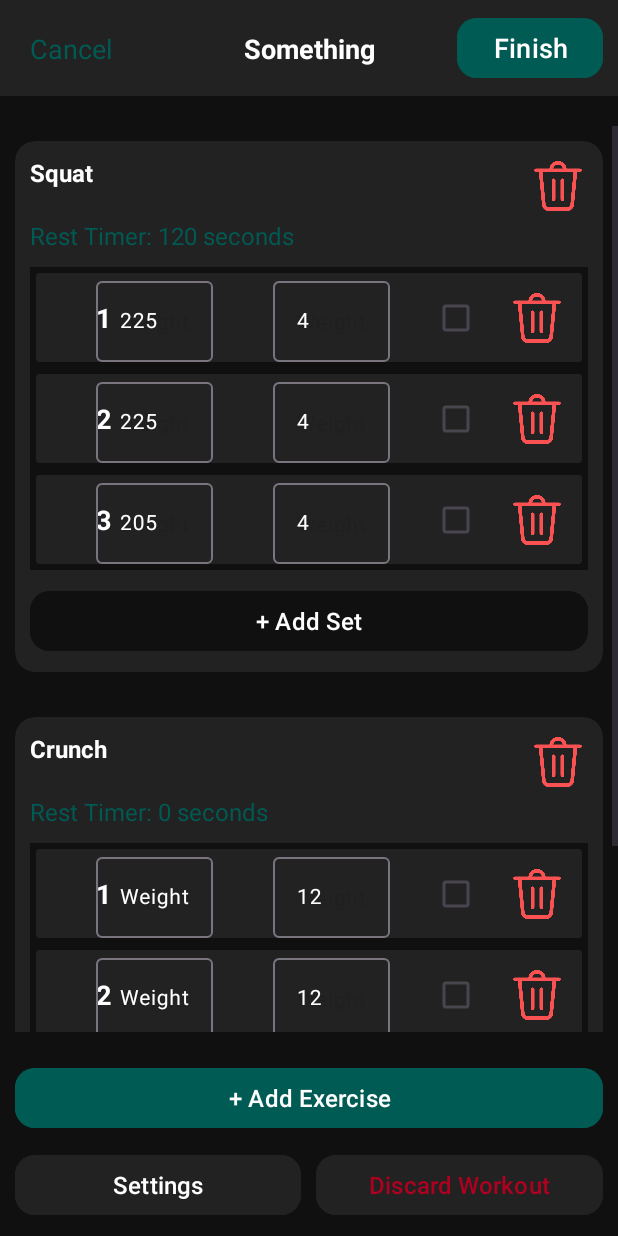
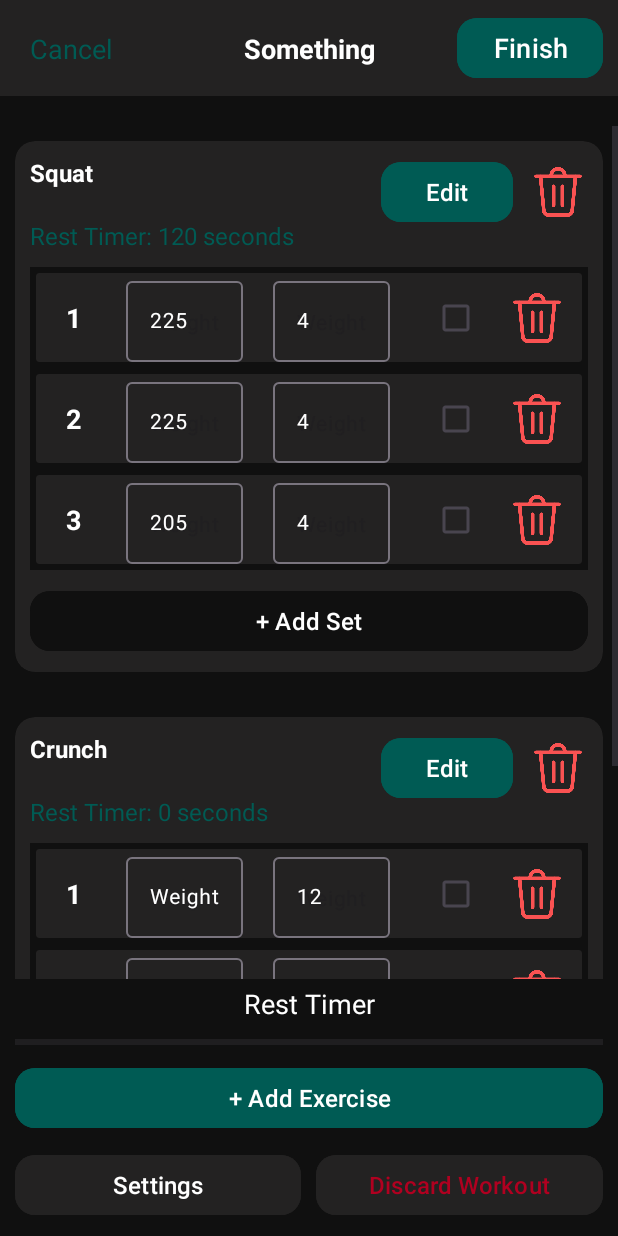
Before and after one commit to Wmatistic/cs3443project_fvk718, an Android app: the screen it shows after launch (WorkoutActivity), after a tap on an icon or button, on a phone screen of 412 x 824 dp. Run offline under Robolectric (Android 15) with nearby library versions, the phone set to English and light mode, and no system bars.

Commit message:
Rest Timer n editing exercises ACTIVATED

```diff
--- a/app/src/main/java/edu/utsa/cs3443/cs3443project_fvk718/WorkoutActivity.java
+++ b/app/src/main/java/edu/utsa/cs3443/cs3443project_fvk718/WorkoutActivity.java
@@ -2,9 +2,11 @@ package edu.utsa.cs3443.cs3443project_fvk718;
 
 import android.content.Intent;
 import android.os.Bundle;
+import android.os.CountDownTimer;
 import android.view.View;
 import android.widget.Button;
 import android.widget.ListView;
+import android.widget.ProgressBar;
 import android.widget.TextView;
 
 import androidx.activity.EdgeToEdge;
@@ -19,12 +21,16 @@ import java.util.ArrayList;
 import java.util.Objects;
 
 import edu.utsa.cs3443.cs3443project_fvk718.model.ExerciseListAdapter;
+import edu.utsa.cs3443.cs3443project_fvk718.model.OnCheckboxCheckedListener;
 import edu.utsa.cs3443.cs3443project_fvk718.model.Workout;
 
-public class WorkoutActivity extends AppCompatActivity {
+public class WorkoutActivity extends AppCompatActivity implements OnCheckboxCheckedListener {
 
     Workout workout;
     ListView exerciseList;
+    TextView restTimerTextView;
+    ProgressBar restProgressBar;
+    CountDownTimer activeRestTimer;
 
     @Override
     protected void onCreate(Bundle savedInstanceState) {
@@ -48,6 +54,9 @@ public class WorkoutActivity extends AppCompatActivity {
 
         TextView workoutNameText = findViewById(R.id.workoutName);
         workoutNameText.setText(workout.getName());
+
+        restTimerTextView = findViewById(R.id.restTimerTextView);
+        restProgressBar = findViewById(R.id.restProgressBar);
 
         exerciseList = findViewById(R.id.exerciseList);
 
@@ -100,8 +109,30 @@ public class WorkoutActivity extends AppCompatActivity {
         });
     }
 
-    public static void exampleMethod() {
+    @Override
+    public void onCheckboxChecked(int restTimer) {
+        if (activeRestTimer != null) {
+            activeRestTimer.cancel();
+        }
 
+        int timerDuration = restTimer;
+
+        activeRestTimer = new CountDownTimer(timerDuration, 1000) {
+            @Override
+            public void onTick(long millisUntilFinished) {
+                int progress = (int) (((double)(timerDuration - millisUntilFinished) / timerDuration) * 1000);
+                restProgressBar.setProgress(progress);
+
+                restTimerTextView.setText(String.valueOf(millisUntilFinished / 1000));
+            }
+
+            @Override
+            public void onFinish() {
+                restProgressBar.setProgress(1000);
+
+                restTimerTextView.setText("Rest Timer Over!");
+            }
+        }.start();
     }
 
     public void refreshList() {
--- a/app/src/main/java/edu/utsa/cs3443/cs3443project_fvk718/model/ExerciseListAdapter.java
+++ b/app/src/main/java/edu/utsa/cs3443/cs3443project_fvk718/model/ExerciseListAdapter.java
@@ -1,6 +1,7 @@
 package edu.utsa.cs3443.cs3443project_fvk718.model;
 
 import android.app.Activity;
+import android.content.Intent;
 import android.view.LayoutInflater;
 import android.view.View;
 import android.view.ViewGroup;
@@ -19,6 +20,7 @@ import androidx.recyclerview.widget.RecyclerView;
 import java.sql.Array;
 import java.util.ArrayList;
 
+import edu.utsa.cs3443.cs3443project_fvk718.AddExerciseActivity;
 import edu.utsa.cs3443.cs3443project_fvk718.MainActivity;
 import edu.utsa.cs3443.cs3443project_fvk718.R;
 import edu.utsa.cs3443.cs3443project_fvk718.WorkoutActivity;
@@ -51,6 +53,7 @@ public class ExerciseListAdapter extends ArrayAdapter<String> {
         TextView nameText = rowView.findViewById(R.id.exerciseName);
         TextView restTimer = rowView.findViewById(R.id.restTimerText);
         ImageView deleteExerciseImage = rowView.findViewById(R.id.deleteExerciseImage);
+        Button editExerciseButton = rowView.findViewById(R.id.editExerciseButton);
 
         setList[position] = rowView.findViewById(R.id.setList);
 
@@ -71,11 +74,19 @@ public class ExerciseListAdapter extends ArrayAdapter<String> {
             context.recreate();
         });
 
+        Intent editIntent = new Intent(context, AddExerciseActivity.class);
+        editExerciseButton.setOnClickListener(view -> {
+            editIntent.putExtra("Workout", workout);
+            editIntent.putExtra("Editing Exercise", true);
+            editIntent.putExtra("Exercise Index", position);
+            context.startActivity(editIntent);
+        });
+
         return rowView;
     }
 
     public void refreshList(Exercise exercise, int position) {
-        adapter = new SetListAdapter(this.context, exercise);
+        adapter = new SetListAdapter(this.context, exercise, (OnCheckboxCheckedListener) context);
         setList[position].setAdapter(adapter);
         setList[position].setLayoutManager(new LinearLayoutManager(this.getContext()));
     }
--- a/app/src/main/java/edu/utsa/cs3443/cs3443project_fvk718/model/OnCheckboxCheckedListener.java
+++ b/app/src/main/java/edu/utsa/cs3443/cs3443project_fvk718/model/OnCheckboxCheckedListener.java
@@ -1,5 +1,5 @@
 package edu.utsa.cs3443.cs3443project_fvk718.model;
 
 public interface OnCheckboxCheckedListener {
-    void onCheckboxChecked();
+    void onCheckboxChecked(int restTimer);
 }
--- a/app/src/main/java/edu/utsa/cs3443/cs3443project_fvk718/model/SetListAdapter.java
+++ b/app/src/main/java/edu/utsa/cs3443/cs3443project_fvk718/model/SetListAdapter.java
@@ -21,7 +21,6 @@ import androidx.recyclerview.widget.RecyclerView;
 import com.google.android.material.textfield.TextInputLayout;
 
 import java.util.ArrayList;
-import java.util.Objects;
 
 import edu.utsa.cs3443.cs3443project_fvk718.R;
 
@@ -33,6 +32,8 @@ public class SetListAdapter extends RecyclerView.Adapter<SetListAdapter.MyViewHo
     private final ArrayList<Integer> setNumbers;
     private final ArrayList<Integer> weights;
     private final ArrayList<Integer> reps;
+    private final int restTimer;
+    private final OnCheckboxCheckedListener listener;
 
     public class MyViewHolder extends RecyclerView.ViewHolder {
         public TextView setNumber;
@@ -56,13 +57,15 @@ public class SetListAdapter extends RecyclerView.Adapter<SetListAdapter.MyViewHo
         }
     }
 
-    public SetListAdapter(Activity context, Exercise exercise) {
+    public SetListAdapter(Activity context, Exercise exercise, OnCheckboxCheckedListener listener) {
         this.context = context;
         this.exercise = exercise;
         this.setNames = new ArrayList<>();
         this.setNumbers = new ArrayList<>();
         this.weights = new ArrayList<>();
         this.reps = new ArrayList<>();
+        this.restTimer = exercise.getRestTimer();
+        this.listener = listener;
 
         for (int i = 0; i < exercise.getSets().size()/2; i++) {
             setNames.add("set" + (i+1));
@@ -101,6 +104,16 @@ public class SetListAdapter extends RecyclerView.Adapter<SetListAdapter.MyViewHo
             myViewHolder.setReps.setHint(String.valueOf(reps.get(position)));
         }
 
+        //myViewHolder.finishSetCheckBox.setOnCheckedChangeListener(null);
+        myViewHolder.finishSetCheckBox.setOnCheckedChangeListener(new CompoundButton.OnCheckedChangeListener() {
+
+            @Override
+            public void onCheckedChanged(CompoundButton compoundButton, boolean b) {
+                if (b && listener != null) {
+                    listener.onCheckboxChecked(restTimer * 1000);
+                }
+            }
+        });
 
         myViewHolder.deleteSetImage.setOnClickListener(view -> {
             exercise.getSets().remove((myViewHolder.getAdapterPosition()*2) + 1);
--- a/app/src/main/res/layout/activity_workout.xml
+++ b/app/src/main/res/layout/activity_workout.xml
@@ -24,7 +24,7 @@
         android:layout_width="0dp"
         android:layout_height="wrap_content"
         android:layout_marginStart="10dp"
-        android:layout_marginTop="20dp"
+        android:layout_marginTop="55dp"
         android:layout_marginEnd="10dp"
         android:backgroundTint="#005B54"
         android:text="+ Add Exercise"
@@ -42,7 +42,7 @@
         android:layout_marginBottom="20dp"
         android:divider="#101010"
         android:dividerHeight="10dp"
-        app:layout_constraintBottom_toTopOf="@+id/addExerciseButton"
+        app:layout_constraintBottom_toTopOf="@id/addExerciseButton"
         app:layout_constraintEnd_toEndOf="parent"
         app:layout_constraintStart_toStartOf="parent"
         app:layout_constraintTop_toBottomOf="@+id/toolbar2">
@@ -167,4 +167,31 @@
             app:cornerRadius="20px" />
     </LinearLayout>
 
+    <TextView
+        android:id="@+id/restTimerTextView"
+        android:layout_width="wrap_content"
+        android:layout_height="wrap_content"
+        android:layout_marginBottom="5dp"
+        android:text="Rest Timer"
+        android:textColor="#FFF"
+        android:textSize="18dp"
+        app:layout_constraintBottom_toTopOf="@+id/restProgressBar"
+        app:layout_constraintEnd_toEndOf="parent"
+        app:layout_constraintStart_toStartOf="parent" />
+
+    <ProgressBar
+        android:id="@+id/restProgressBar"
+        style="?android:attr/progressBarStyleHorizontal"
+        android:layout_width="0dp"
+        android:layout_height="wrap_content"
+        android:layout_marginStart="10dp"
+        android:layout_marginEnd="10dp"
+        android:layout_marginBottom="5dp"
+        android:max="1000"
+        android:min="0"
+        android:progressTint="#005B54"
+        app:layout_constraintBottom_toTopOf="@+id/addExerciseButton"
+        app:layout_constraintEnd_toEndOf="parent"
+        app:layout_constraintStart_toStartOf="parent" />
+
 </androidx.constraintlayout.widget.ConstraintLayout>
--- a/app/src/main/res/layout/exerciselistitem.xml
+++ b/app/src/main/res/layout/exerciselistitem.xml
@@ -81,10 +81,24 @@
         android:id="@+id/deleteExerciseImage"
         android:layout_width="40dp"
         android:layout_height="40dp"
+        android:layout_marginEnd="10dp"
+        app:layout_constraintBottom_toBottomOf="@+id/editExerciseButton"
+        app:layout_constraintEnd_toEndOf="@+id/cardView2"
+        app:layout_constraintTop_toTopOf="@+id/editExerciseButton"
+        app:srcCompat="@drawable/trash_can" />
+
+    <Button
+        android:id="@+id/editExerciseButton"
+        android:layout_width="wrap_content"
+        android:layout_height="wrap_content"
         android:layout_marginTop="10dp"
         android:layout_marginEnd="10dp"
-        app:layout_constraintEnd_toEndOf="@+id/cardView2"
-        app:layout_constraintTop_toTopOf="@+id/cardView2"
-        app:srcCompat="@drawable/trash_can" />
+        android:backgroundTint="#005B54"
+        android:text="Edit"
+        android:textColor="#FFF"
+        android:textSize="16sp"
+        app:cornerRadius="20px"
+        app:layout_constraintEnd_toStartOf="@+id/deleteExerciseImage"
+        app:layout_constraintTop_toTopOf="@+id/cardView2" />
 
 </androidx.constraintlayout.widget.ConstraintLayout>
--- a/app/src/main/res/layout/setlistitem.xml
+++ b/app/src/main/res/layout/setlistitem.xml
@@ -28,7 +28,7 @@
         android:id="@+id/setNumber"
         android:layout_width="wrap_content"
         android:layout_height="wrap_content"
-        android:layout_marginStart="40dp"
+        android:layout_marginStart="20dp"
         android:layout_marginTop="10dp"
         android:layout_marginBottom="10dp"
         android:text="1"
@@ -43,7 +43,7 @@
         android:id="@+id/weightInput"
         android:layout_width="wrap_content"
         android:layout_height="wrap_content"
-        android:layout_marginEnd="40dp"
+        android:layout_marginEnd="20dp"
         android:hint="Weight"
         android:textColorHint="#FFF"
         app:layout_constraintBottom_toBottomOf="@+id/cardView"
```
Also changed, not shown: app/src/main/java/edu/utsa/cs3443/cs3443project_fvk718/AddExerciseActivity.java (+31 -2 lines).
